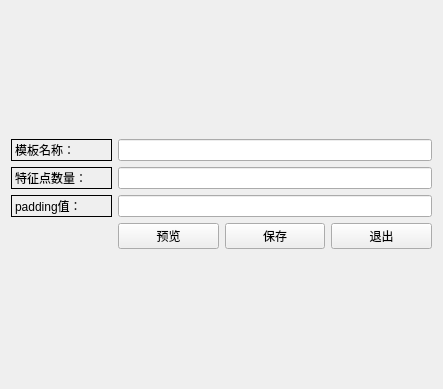
wantyx/laserMarking, file SetParam.ui: the form before one commit.
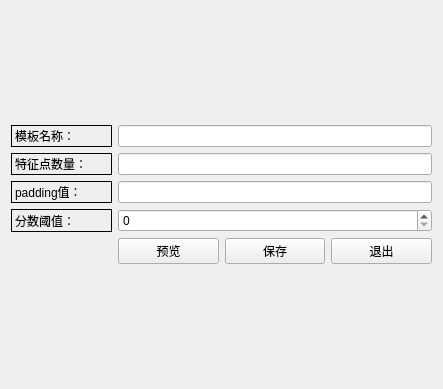
The form after the commit.

```diff
--- a/SetParam.ui
+++ b/SetParam.ui
@@ -16,6 +16,16 @@
   <layout class="QGridLayout" name="gridLayout_2">
    <item row="0" column="0">
     <layout class="QGridLayout" name="gridLayout">
+     <item row="0" column="1" colspan="3">
+      <widget class="QLineEdit" name="lineEdit"/>
+     </item>
+     <item row="4" column="3">
+      <widget class="QPushButton" name="quit">
+       <property name="text">
+        <string>退出</string>
+       </property>
+      </widget>
+     </item>
      <item row="0" column="0">
       <widget class="QLabel" name="label">
        <property name="frameShape">
@@ -26,16 +36,6 @@
        </property>
       </widget>
      </item>
-     <item row="3" column="2">
-      <widget class="QPushButton" name="save">
-       <property name="text">
-        <string>保存</string>
-       </property>
-      </widget>
-     </item>
-     <item row="2" column="1" colspan="3">
-      <widget class="QLineEdit" name="lineEdit_4"/>
-     </item>
      <item row="1" column="1" colspan="3">
       <widget class="QLineEdit" name="lineEdit_3"/>
      </item>
@@ -49,13 +49,10 @@
        </property>
       </widget>
      </item>
-     <item row="0" column="1" colspan="3">
-      <widget class="QLineEdit" name="lineEdit"/>
-     </item>
-     <item row="3" column="3">
-      <widget class="QPushButton" name="quit">
+     <item row="4" column="2">
+      <widget class="QPushButton" name="save">
        <property name="text">
-        <string>退出</string>
+        <string>保存</string>
        </property>
       </widget>
      </item>
@@ -69,13 +66,29 @@
        </property>
       </widget>
      </item>
-     <item row="3" column="1">
+     <item row="2" column="1" colspan="3">
+      <widget class="QLineEdit" name="lineEdit_4"/>
+     </item>
+     <item row="4" column="1">
       <widget class="QPushButton" name="preview">
        <property name="text">
         <string>预览</string>
        </property>
       </widget>
      </item>
+     <item row="3" column="0">
+      <widget class="QLabel" name="label_2">
+       <property name="frameShape">
+        <enum>QFrame::Box</enum>
+       </property>
+       <property name="text">
+        <string>分数阈值：</string>
+       </property>
+      </widget>
+     </item>
+     <item row="3" column="1" colspan="3">
+      <widget class="QSpinBox" name="spinBox"/>
+     </item>
     </layout>
    </item>
   </layout>
```
